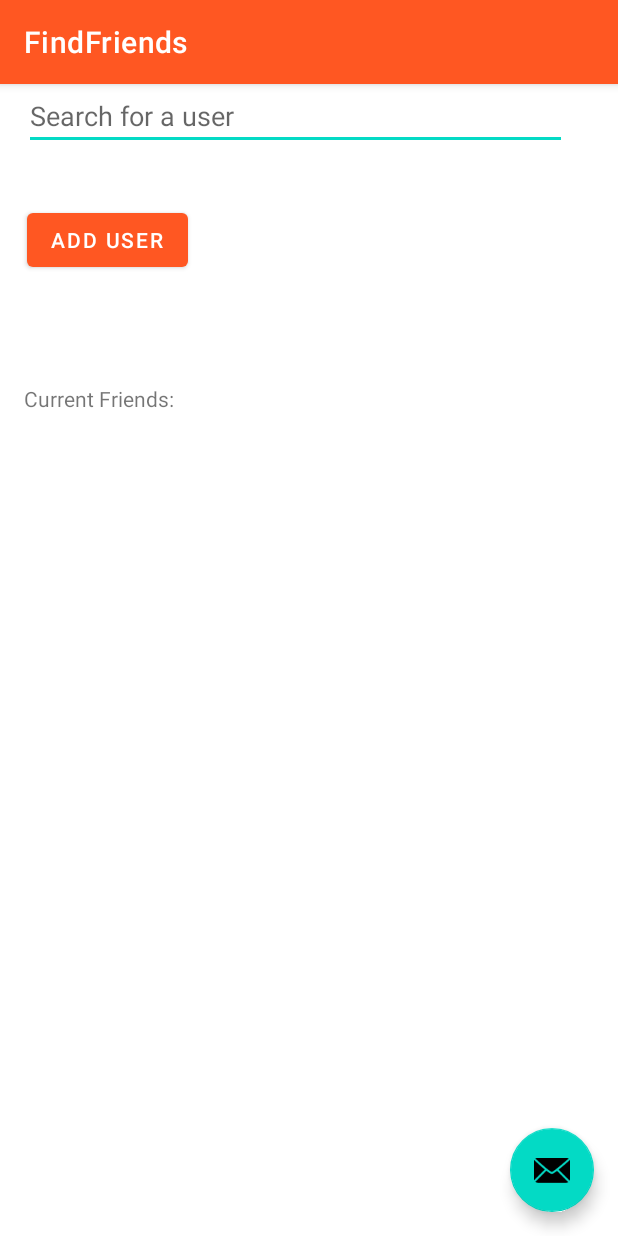
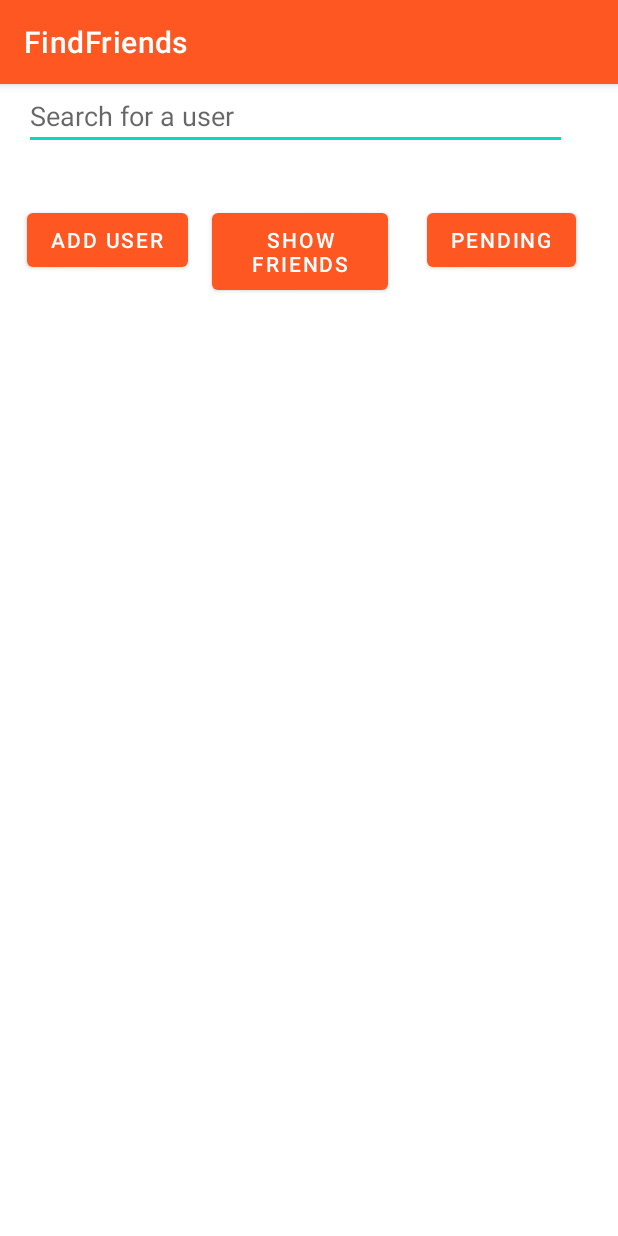
Before and after one commit to Jack-Pincombe/AndroidAppUni, an Android app: the FindFriends screen opened directly, with no data from a screen before it, on a phone screen of 412 x 824 dp. Run offline under Robolectric (Android 15) with nearby library versions, the phone set to English and light mode, and no system bars; our stand-ins replace Firebase (no records; nobody signed in at launch, a user with empty details on screens opened directly); 3 statements that could not run were skipped.

Commit message:
Creating tables dynamically when showing friends and pending

```diff
--- a/youtubefirebase/app/src/main/res/layout/activity_find_friends.xml
+++ b/youtubefirebase/app/src/main/res/layout/activity_find_friends.xml
@@ -22,12 +22,4 @@
 
     <include layout="@layout/content_find_friends" />
 
-    <com.google.android.material.floatingactionbutton.FloatingActionButton
-        android:id="@+id/fab"
-        android:layout_width="wrap_content"
-        android:layout_height="wrap_content"
-        android:layout_gravity="bottom|end"
-        android:layout_margin="@dimen/fab_margin"
-        app:srcCompat="@android:drawable/ic_dialog_email" />
-
 </androidx.coordinatorlayout.widget.CoordinatorLayout>
--- a/youtubefirebase/app/src/main/res/layout/content_find_friends.xml
+++ b/youtubefirebase/app/src/main/res/layout/content_find_friends.xml
@@ -29,14 +29,56 @@
         app:layout_constraintStart_toStartOf="parent"
         app:layout_constraintTop_toBottomOf="@+id/friendSearch" />
 
-    <TextView
-        android:id="@+id/textView3"
-        android:layout_width="220dp"
-        android:layout_height="69dp"
-        android:layout_marginStart="16dp"
-        android:layout_marginLeft="16dp"
-        android:layout_marginTop="72dp"
-        android:text="Current Friends:"
+    <TableLayout
+        android:id="@+id/friendTable"
+        android:layout_width="352dp"
+        android:layout_height="150dp"
+        android:layout_marginTop="24dp"
+        app:layout_constraintEnd_toEndOf="parent"
+        app:layout_constraintHorizontal_bias="0.634"
         app:layout_constraintStart_toStartOf="parent"
-        app:layout_constraintTop_toBottomOf="@+id/addButton" />
+        app:layout_constraintTop_toBottomOf="@+id/addButton">
+
+        <TableRow
+            android:layout_width="match_parent"
+            android:layout_height="match_parent" />
+
+        <TableRow
+            android:layout_width="match_parent"
+            android:layout_height="match_parent" />
+
+        <TableRow
+            android:layout_width="match_parent"
+            android:layout_height="match_parent" />
+
+        <TableRow
+            android:layout_width="match_parent"
+            android:layout_height="match_parent" />
+
+    </TableLayout>
+
+    <Button
+        android:id="@+id/showFriends"
+        android:layout_width="117dp"
+        android:layout_height="63dp"
+        android:layout_marginStart="12dp"
+        android:layout_marginLeft="12dp"
+        android:layout_marginTop="36dp"
+        android:text="Show friends"
+        app:layout_constraintEnd_toStartOf="@+id/pendingButton"
+        app:layout_constraintHorizontal_bias="0.142"
+        app:layout_constraintStart_toEndOf="@+id/addButton"
+        app:layout_constraintTop_toBottomOf="@+id/friendSearch" />
+
+    <Button
+        android:id="@+id/pendingButton"
+        android:layout_width="wrap_content"
+        android:layout_height="wrap_content"
+        android:layout_marginTop="36dp"
+        android:layout_marginEnd="28dp"
+        android:layout_marginRight="28dp"
+        android:text="Pending"
+        app:layout_constraintEnd_toEndOf="parent"
+        app:layout_constraintTop_toBottomOf="@+id/friendSearch" />
+
 </androidx.constraintlayout.widget.ConstraintLayout>
```
Also changed, not shown: youtubefirebase/app/src/main/java/com/example/youtubefirebase/FindFriends.java (+62 -11 lines).
